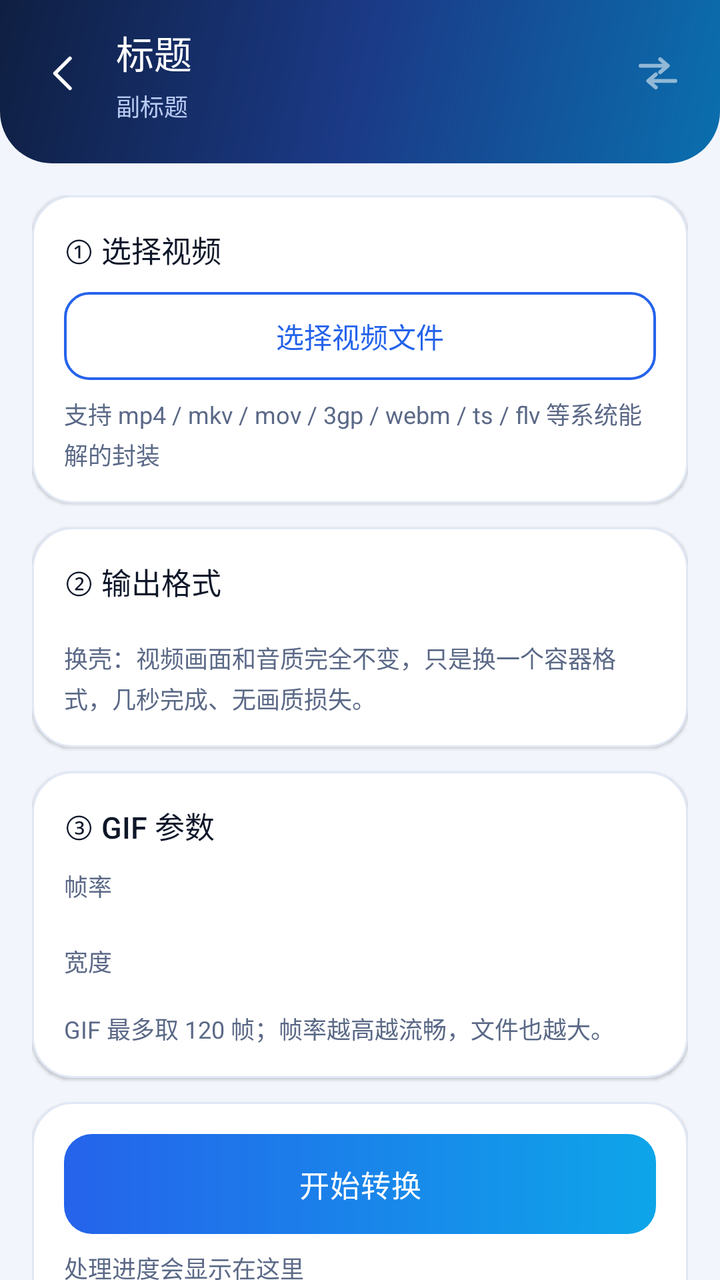
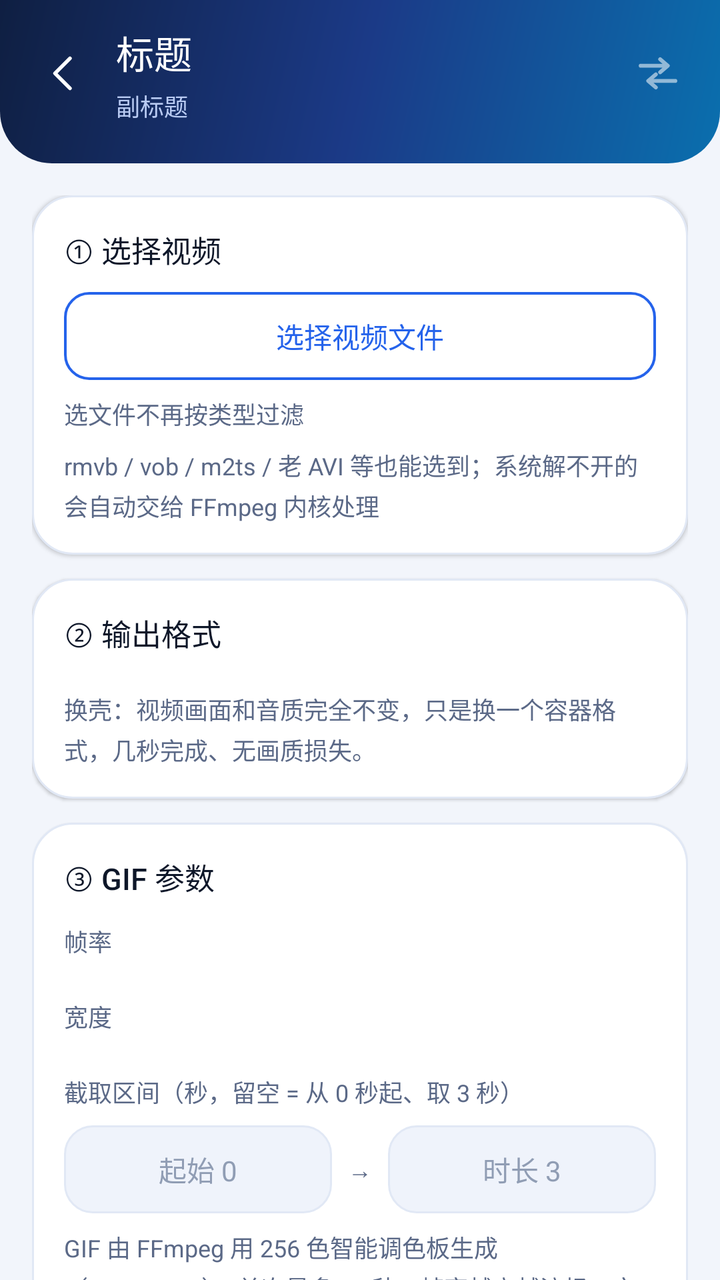

An Android layout rendered at two revisions. The XML below is the earlier revision; the diff shows what the commit changed to produce the second picture.
<!-- AndroidManifest.xml: application theme AppTheme -->
<!-- res/layout/activity_video.xml -->
<?xml version="1.0" encoding="utf-8"?>
<ScrollView xmlns:android="http://schemas.android.com/apk/res/android"
    android:layout_width="match_parent"
    android:layout_height="match_parent"
    android:background="@color/bg"
    android:fillViewport="true"
    android:scrollbars="none">

    <LinearLayout
        android:layout_width="match_parent"
        android:layout_height="wrap_content"
        android:orientation="vertical">

        <include layout="@layout/part_topbar" />

        <LinearLayout
            android:layout_width="match_parent"
            android:layout_height="wrap_content"
            android:orientation="vertical"
            android:paddingLeft="16dp"
            android:paddingTop="16dp"
            android:paddingRight="16dp"
            android:paddingBottom="28dp">

            <LinearLayout
                android:layout_width="match_parent"
                android:layout_height="wrap_content"
                android:background="@drawable/bg_card"
                android:elevation="1dp"
                android:orientation="vertical"
                android:padding="16dp">

                <TextView
                    android:layout_width="wrap_content"
                    android:layout_height="wrap_content"
                    android:text="① 选择视频"
                    style="@style/CardText" />

                <Button
                    android:id="@+id/btnPickVideo"
                    android:layout_width="match_parent"
                    android:layout_height="wrap_content"
                    android:layout_marginTop="10dp"
                    android:text="选择视频文件"
                    style="@style/GhostButton" />

                <TextView
                    android:id="@+id/tvVideoInfo"
                    android:layout_width="match_parent"
                    android:layout_height="wrap_content"
                    android:layout_marginTop="8dp"
                    android:text="支持 mp4 / mkv / mov / 3gp / webm / ts / flv 等系统能解的封装"
                    style="@style/CaptionText" />
            </LinearLayout>

            <LinearLayout
                android:layout_width="match_parent"
                android:layout_height="wrap_content"
                android:layout_marginTop="12dp"
                android:background="@drawable/bg_card"
                android:elevation="1dp"
                android:orientation="vertical"
                android:padding="16dp">

                <TextView
                    android:layout_width="wrap_content"
                    android:layout_height="wrap_content"
                    android:text="② 输出格式"
                    style="@style/CardText" />

                <HorizontalScrollView
                    android:layout_width="match_parent"
                    android:layout_height="wrap_content"
                    android:layout_marginTop="10dp"
                    android:scrollbars="none">

                    <LinearLayout
                        android:id="@+id/videoOutChips"
                        android:layout_width="wrap_content"
                        android:layout_height="wrap_content"
                        android:orientation="horizontal" />
                </HorizontalScrollView>

                <TextView
                    android:id="@+id/tvOutHint"
                    android:layout_width="match_parent"
                    android:layout_height="wrap_content"
                    android:layout_marginTop="8dp"
                    android:text="换壳：视频画面和音质完全不变，只是换一个容器格式，几秒完成、无画质损失。"
                    style="@style/CaptionText" />
            </LinearLayout>

            <LinearLayout
                android:id="@+id/gifParamCard"
                android:layout_width="match_parent"
                android:layout_height="wrap_content"
                android:layout_marginTop="12dp"
                android:background="@drawable/bg_card"
                android:elevation="1dp"
                android:orientation="vertical"
                android:padding="16dp">

                <TextView
                    android:layout_width="wrap_content"
                    android:layout_height="wrap_content"
                    android:text="③ GIF 参数"
                    style="@style/CardText" />

                <TextView
                    android:layout_width="wrap_content"
                    android:layout_height="wrap_content"
                    android:layout_marginTop="10dp"
                    android:text="帧率"
                    style="@style/CaptionText" />

                <LinearLayout
                    android:id="@+id/gifFpsChips"
                    android:layout_width="match_parent"
                    android:layout_height="wrap_content"
                    android:layout_marginTop="8dp"
                    android:orientation="horizontal" />

                <TextView
                    android:layout_width="wrap_content"
                    android:layout_height="wrap_content"
                    android:layout_marginTop="12dp"
                    android:text="宽度"
                    style="@style/CaptionText" />

                <LinearLayout
                    android:id="@+id/gifWidthChips"
                    android:layout_width="match_parent"
                    android:layout_height="wrap_content"
                    android:layout_marginTop="8dp"
                    android:orientation="horizontal" />

                <TextView
                    android:layout_width="match_parent"
                    android:layout_height="wrap_content"
                    android:layout_marginTop="8dp"
                    android:text="GIF 最多取 120 帧；帧率越高越流畅，文件也越大。"
                    style="@style/CaptionText" />
            </LinearLayout>

            <LinearLayout
                android:id="@+id/frameParamCard"
                android:layout_width="match_parent"
                android:layout_height="wrap_content"
                android:layout_marginTop="12dp"
                android:background="@drawable/bg_card"
                android:elevation="1dp"
                android:orientation="vertical"
                android:padding="16dp"
                android:visibility="gone">

                <TextView
                    android:layout_width="wrap_content"
                    android:layout_height="wrap_content"
                    android:text="③ 抽帧间隔"
                    style="@style/CardText" />

                <LinearLayout
                    android:id="@+id/frameIntervalChips"
                    android:layout_width="match_parent"
                    android:layout_height="wrap_content"
                    android:layout_marginTop="10dp"
                    android:orientation="horizontal" />

                <TextView
                    android:layout_width="match_parent"
                    android:layout_height="wrap_content"
                    android:layout_marginTop="8dp"
                    android:text="按间隔导出 JPG 图片，单次最多 60 张。"
                    style="@style/CaptionText" />
            </LinearLayout>

            <LinearLayout
                android:layout_width="match_parent"
                android:layout_height="wrap_content"
                android:layout_marginTop="12dp"
                android:background="@drawable/bg_card"
                android:elevation="1dp"
                android:orientation="vertical"
                android:padding="16dp">

                <Button
                    android:id="@+id/btnVideoConvert"
                    android:layout_width="match_parent"
                    android:layout_height="wrap_content"
                    android:text="开始转换"
                    style="@style/PrimaryButton" />

                <ProgressBar
                    android:id="@+id/pbVideo"
                    android:layout_width="match_parent"
                    android:layout_height="wrap_content"
                    android:layout_marginTop="10dp"
                    android:indeterminateTint="@color/brand"
                    android:visibility="gone" />

                <TextView
                    android:id="@+id/tvVideoStatus"
                    android:layout_width="match_parent"
                    android:layout_height="wrap_content"
                    android:layout_marginTop="8dp"
                    android:text="处理进度会显示在这里"
                    style="@style/CaptionText" />

                <LinearLayout
                    android:id="@+id/videoResultHost"
                    android:layout_width="match_parent"
                    android:layout_height="wrap_content"
                    android:layout_marginTop="6dp"
                    android:orientation="vertical" />

                <Button
                    android:id="@+id/btnVideoSaveAll"
                    android:layout_width="match_parent"
                    android:layout_height="wrap_content"
                    android:layout_marginTop="12dp"
                    android:text="全部保存到指定目录"
                    android:visibility="gone"
                    style="@style/SoftButton" />
            </LinearLayout>
        </LinearLayout>
    </LinearLayout>
</ScrollView>
<!-- res/layout/part_topbar.xml (included above) -->
<?xml version="1.0" encoding="utf-8"?>
<LinearLayout xmlns:android="http://schemas.android.com/apk/res/android"
    android:layout_width="match_parent"
    android:layout_height="wrap_content"
    android:background="@drawable/bg_topbar"
    android:orientation="vertical"
    android:paddingLeft="10dp"
    android:paddingTop="12dp"
    android:paddingRight="18dp"
    android:paddingBottom="20dp">

    <LinearLayout
        android:layout_width="match_parent"
        android:layout_height="wrap_content"
        android:gravity="center_vertical"
        android:orientation="horizontal">

        <ImageView
            android:id="@+id/btnBack"
            android:layout_width="44dp"
            android:layout_height="44dp"
            android:background="?android:attr/selectableItemBackgroundBorderless"
            android:contentDescription="返回"
            android:padding="10dp"
            android:src="@drawable/ic_back" />

        <LinearLayout
            android:layout_width="0dp"
            android:layout_height="wrap_content"
            android:layout_marginStart="4dp"
            android:layout_weight="1"
            android:orientation="vertical">

            <TextView
                android:id="@+id/tvTitle"
                android:layout_width="wrap_content"
                android:layout_height="wrap_content"
                android:fontFamily="sans-serif-medium"
                android:textColor="@color/white"
                android:textSize="19sp"
                android:text="标题" />

            <TextView
                android:id="@+id/tvSubtitle"
                android:layout_width="wrap_content"
                android:layout_height="wrap_content"
                android:layout_marginTop="4dp"
                android:textColor="@color/header_sub"
                android:textSize="12sp"
                android:text="副标题" />
        </LinearLayout>

        <ImageView
            android:id="@+id/ivHeaderIcon"
            android:layout_width="26dp"
            android:layout_height="26dp"
            android:alpha="0.55"
            android:contentDescription="@null"
            android:src="@drawable/ic_swap" />
    </LinearLayout>
</LinearLayout>
<!-- resources referenced by this layout -->
<resources>
  <color name="bg">#F2F5FB</color>
  <color name="brand">#2563EB</color>
  <color name="header_sub">#B9CBF3</color>
  <color name="white">#FFFFFF</color>
  <!-- drawable bg_card (drawable) -->
  <?xml version="1.0" encoding="utf-8"?>
  <shape xmlns:android="http://schemas.android.com/apk/res/android" android:shape="rectangle">
      <solid android:color="@color/surface" />
      <corners android:radius="20dp" />
      <stroke android:width="1dp" android:color="@color/divider" />
  </shape>
  <!-- drawable bg_topbar (drawable) -->
  <?xml version="1.0" encoding="utf-8"?>
  <shape xmlns:android="http://schemas.android.com/apk/res/android" android:shape="rectangle">
      <gradient android:angle="315" android:startColor="@color/brand_deep" android:centerColor="@color/brand_mid" android:endColor="#0A6FAE" android:type="linear" />
      <corners android:bottomLeftRadius="26dp" android:bottomRightRadius="26dp" />
  </shape>
  <!-- drawable ic_back (drawable) -->
  <?xml version="1.0" encoding="utf-8"?>
  <vector xmlns:android="http://schemas.android.com/apk/res/android"
      android:width="24dp" android:height="24dp"
      android:viewportWidth="24" android:viewportHeight="24">
      <path android:pathData="M15,4.5L7.5,12L15,19.5" android:strokeColor="#FFFFFF" android:strokeWidth="1.8" android:fillColor="#00000000" android:strokeLineCap="round" android:strokeLineJoin="round" />
  </vector>
  <style name="CaptionText">
          <item name="android:textColor">@color/text_secondary</item>
          <item name="android:textSize">12sp</item>
          <item name="android:lineSpacingExtra">3sp</item>
      </style>
  <style name="CardText">
          <item name="android:textColor">@color/text_primary</item>
          <item name="android:textSize">15sp</item>
          <item name="android:fontFamily">sans-serif-medium</item>
      </style>
  <color name="surface">#FFFFFF</color>
  <color name="divider">#E1E8F5</color>
  <color name="brand_deep">#0F1F42</color>
  <color name="brand_mid">#1B3A87</color>
  <color name="text_secondary">#5B6987</color>
  <color name="text_primary">#0E1729</color>
  <!-- drawable bg_btn_ghost (drawable) -->
  <?xml version="1.0" encoding="utf-8"?>
  <ripple xmlns:android="http://schemas.android.com/apk/res/android" android:color="#1A2563EB">
      <item>
          <shape android:shape="rectangle">
              <solid android:color="@color/surface" />
              <corners android:radius="12dp" />
              <stroke android:width="1.2dp" android:color="@color/brand" />
          </shape>
      </item>
  </ripple>
  <!-- drawable bg_btn_primary (drawable) -->
  <?xml version="1.0" encoding="utf-8"?>
  <ripple xmlns:android="http://schemas.android.com/apk/res/android" android:color="#4DFFFFFF">
      <item>
          <shape android:shape="rectangle">
              <gradient android:angle="0" android:startColor="@color/brand" android:endColor="@color/accent" android:type="linear" />
              <corners android:radius="14dp" />
          </shape>
      </item>
  </ripple>
  <!-- drawable bg_btn_soft (drawable) -->
  <?xml version="1.0" encoding="utf-8"?>
  <ripple xmlns:android="http://schemas.android.com/apk/res/android" android:color="#220E1729">
      <item>
          <shape android:shape="rectangle">
              <solid android:color="@color/surface_alt" />
              <corners android:radius="12dp" />
              <stroke android:width="1dp" android:color="@color/divider" />
          </shape>
      </item>
  </ripple>
  <color name="text_tertiary">#909DB4</color>
  <color name="accent">#0EA5E9</color>
  <color name="surface_alt">#EFF3FB</color>
  <!-- unchanged entries left out for length: 5 -->
</resources>

<!-- the commit's change to res/layout/activity_video.xml (unified diff, before → after) -->
@@ -49,8 +49,16 @@
                     android:layout_width="match_parent"
                     android:layout_height="wrap_content"
                     android:layout_marginTop="8dp"
-                    android:text="支持 mp4 / mkv / mov / 3gp / webm / ts / flv 等系统能解的封装"
-                    style="@style/CaptionText" />
+                    android:text="选文件不再按类型过滤"
+                    style="@style/CaptionText" />
+
+                <TextView
+                    android:layout_width="match_parent"
+                    android:layout_height="wrap_content"
+                    android:layout_marginTop="8dp"
+                    android:text="rmvb / vob / m2ts / 老 AVI 等也能选到；系统解不开的会自动交给 FFmpeg 内核处理"
+                    style="@style/CaptionText" />
+
             </LinearLayout>
 
             <LinearLayout
@@ -109,16 +117,22 @@
                 <TextView
                     android:layout_width="wrap_content"
                     android:layout_height="wrap_content"
-                    android:layout_marginTop="10dp"
+                    android:layout_marginTop="12dp"
                     android:text="帧率"
                     style="@style/CaptionText" />
 
-                <LinearLayout
-                    android:id="@+id/gifFpsChips"
-                    android:layout_width="match_parent"
-                    android:layout_height="wrap_content"
-                    android:layout_marginTop="8dp"
-                    android:orientation="horizontal" />
+                <HorizontalScrollView
+                    android:layout_width="match_parent"
+                    android:layout_height="wrap_content"
+                    android:layout_marginTop="8dp"
+                    android:scrollbars="none">
+
+                    <LinearLayout
+                        android:id="@+id/gifFpsChips"
+                        android:layout_width="wrap_content"
+                        android:layout_height="wrap_content"
+                        android:orientation="horizontal" />
+                </HorizontalScrollView>
 
                 <TextView
                     android:layout_width="wrap_content"
@@ -127,18 +141,75 @@
                     android:text="宽度"
                     style="@style/CaptionText" />
 
+                <HorizontalScrollView
+                    android:layout_width="match_parent"
+                    android:layout_height="wrap_content"
+                    android:layout_marginTop="8dp"
+                    android:scrollbars="none">
+
+                    <LinearLayout
+                        android:id="@+id/gifWidthChips"
+                        android:layout_width="wrap_content"
+                        android:layout_height="wrap_content"
+                        android:orientation="horizontal" />
+                </HorizontalScrollView>
+
+                <TextView
+                    android:layout_width="wrap_content"
+                    android:layout_height="wrap_content"
+                    android:layout_marginTop="12dp"
+                    android:text="截取区间（秒，留空 = 从 0 秒起、取 3 秒）"
+                    style="@style/CaptionText" />
+
                 <LinearLayout
-                    android:id="@+id/gifWidthChips"
-                    android:layout_width="match_parent"
-                    android:layout_height="wrap_content"
-                    android:layout_marginTop="8dp"
-                    android:orientation="horizontal" />
-
-                <TextView
-                    android:layout_width="match_parent"
-                    android:layout_height="wrap_content"
-                    android:layout_marginTop="8dp"
-                    android:text="GIF 最多取 120 帧；帧率越高越流畅，文件也越大。"
+                    android:layout_width="match_parent"
+                    android:layout_height="wrap_content"
+                    android:layout_marginTop="8dp"
+                    android:gravity="center_vertical"
+                    android:orientation="horizontal">
+
+                    <EditText
+                        android:id="@+id/etGifStart"
+                        android:layout_width="0dp"
+                        android:layout_height="44dp"
+                        android:layout_weight="1"
+                        android:background="@drawable/bg_input"
+                        android:gravity="center"
+                        android:hint="起始 0"
+                        android:inputType="numberDecimal"
+                        android:singleLine="true"
+                        android:textColor="@color/text_primary"
+                        android:textColorHint="@color/text_tertiary"
+                        android:textSize="14sp" />
+
+                    <TextView
+                        android:layout_width="wrap_content"
+                        android:layout_height="wrap_content"
+                        android:layout_marginLeft="8dp"
+                        android:layout_marginRight="8dp"
+                        android:text="→"
+                        style="@style/CaptionText" />
+
+                    <EditText
+                        android:id="@+id/etGifDuration"
+                        android:layout_width="0dp"
+                        android:layout_height="44dp"
+                        android:layout_weight="1"
+                        android:background="@drawable/bg_input"
+                        android:gravity="center"
+                        android:hint="时长 3"
+                        android:inputType="numberDecimal"
+                        android:singleLine="true"
+                        android:textColor="@color/text_primary"
+                        android:textColorHint="@color/text_tertiary"
+                        android:textSize="14sp" />
+                </LinearLayout>
+
+                <TextView
+                    android:layout_width="match_parent"
+                    android:layout_height="wrap_content"
+                    android:layout_marginTop="8dp"
+                    android:text="GIF 由 FFmpeg 用 256 色智能调色板生成（palettegen），单次最多 60 秒；帧率越高越流畅，文件也越大。"
                     style="@style/CaptionText" />
             </LinearLayout>
 
<!-- resource entries referenced after the edit -->
@@ -9,6 +9,13 @@
   <shape xmlns:android="http://schemas.android.com/apk/res/android" android:shape="rectangle">
       <solid android:color="@color/surface" />
       <corners android:radius="20dp" />
+      <stroke android:width="1dp" android:color="@color/divider" />
+  </shape>
+  <!-- drawable bg_input (drawable) -->
+  <?xml version="1.0" encoding="utf-8"?>
+  <shape xmlns:android="http://schemas.android.com/apk/res/android" android:shape="rectangle">
+      <solid android:color="@color/surface_alt" />
+      <corners android:radius="14dp" />
       <stroke android:width="1dp" android:color="@color/divider" />
   </shape>
   <!-- drawable bg_topbar (drawable) -->
